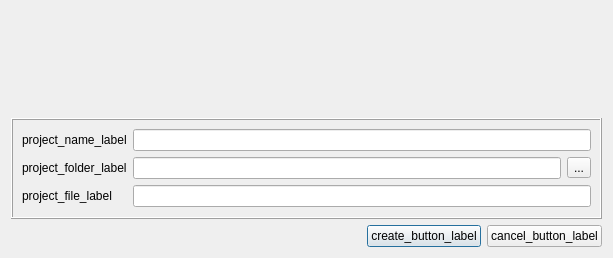
Old version of the form src/ugeneui/src/project_support/ui/CreateNewProjectWidget.ui in the repository dualword/ugene-qt4.
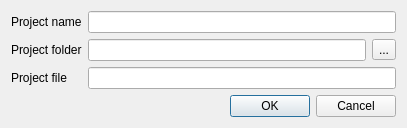
New version of the form. Icons and pictures are not drawn.

The edit to the form file:
```diff
--- a/src/ugeneui/src/project_support/ui/CreateNewProjectWidget.ui
+++ b/src/ugeneui/src/project_support/ui/CreateNewProjectWidget.ui
@@ -6,8 +6,8 @@
    <rect>
     <x>0</x>
     <y>0</y>
-    <width>613</width>
-    <height>258</height>
+    <width>407</width>
+    <height>121</height>
    </rect>
   </property>
   <property name="sizePolicy">
@@ -21,30 +21,11 @@
   </property>
   <layout class="QVBoxLayout" name="verticalLayout_2">
    <item>
-    <widget class="QLabel" name="titleLabel">
-     <property name="text">
-      <string/>
-     </property>
-     <property name="pixmap">
-      <pixmap resource="../../../ugeneui.qrc">:/ugene/images/create_new_project.png</pixmap>
-     </property>
-    </widget>
-   </item>
-   <item>
-    <widget class="QFrame" name="frame">
-     <property name="frameShape">
-      <enum>QFrame::Box</enum>
-     </property>
-     <property name="frameShadow">
-      <enum>QFrame::Raised</enum>
-     </property>
-     <layout class="QVBoxLayout" name="verticalLayout">
-      <item>
        <layout class="QGridLayout" name="gridLayout">
         <item row="0" column="0">
          <widget class="QLabel" name="projectNameLabel">
           <property name="text">
-           <string>project_name_label</string>
+        <string>Project name</string>
           </property>
          </widget>
         </item>
@@ -54,7 +35,7 @@
         <item row="1" column="0">
          <widget class="QLabel" name="projectFolderLabel">
           <property name="text">
-           <string>project_folder_label</string>
+        <string>Project folder</string>
           </property>
          </widget>
         </item>
@@ -68,7 +49,7 @@
         <item row="2" column="0">
          <widget class="QLabel" name="projectFileLabel">
           <property name="text">
-           <string>project_file_label</string>
+        <string>Project file</string>
           </property>
          </widget>
         </item>
@@ -80,45 +61,12 @@
         </item>
        </layout>
       </item>
-     </layout>
-    </widget>
-   </item>
    <item>
-    <layout class="QHBoxLayout" name="horizontalLayout">
-     <item>
-      <spacer>
-       <property name="orientation">
-        <enum>Qt::Horizontal</enum>
-       </property>
-       <property name="sizeHint" stdset="0">
-        <size>
-         <width>10</width>
-         <height>10</height>
-        </size>
-       </property>
-      </spacer>
-     </item>
-     <item>
-      <widget class="QPushButton" name="createButton">
-       <property name="text">
-        <string>create_button_label</string>
-       </property>
-       <property name="default">
-        <bool>true</bool>
-       </property>
-      </widget>
-     </item>
-     <item>
-      <widget class="QPushButton" name="cancelButton">
-       <property name="text">
-        <string>cancel_button_label</string>
-       </property>
-       <property name="autoDefault">
-        <bool>true</bool>
-       </property>
-      </widget>
-     </item>
-    </layout>
+    <widget class="QDialogButtonBox" name="buttonBox">
+     <property name="standardButtons">
+      <set>QDialogButtonBox::Cancel|QDialogButtonBox::Ok</set>
+     </property>
+    </widget>
    </item>
   </layout>
  </widget>
```
Left out of the diff: 27 changed lines with no effect on the pictures. Lines whose indentation alone changed are shown as unchanged.
